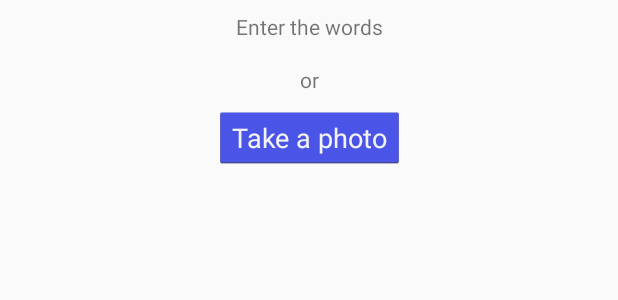
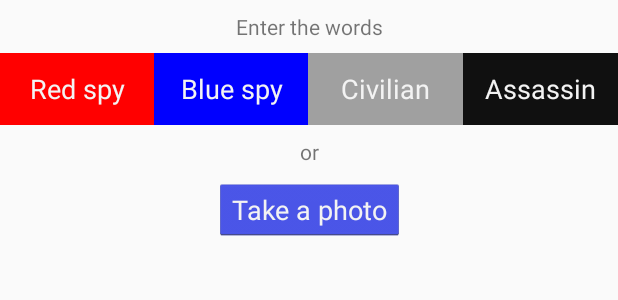
Before and after one commit to HalfVoxel/codenames-android, an Android app: the layout content_main.xml on its own in the app's theme, with its tools: preview values and no code run, on a phone screen of 412 x 824 dp. Shown: the top 300 px of the screen. Run offline under Robolectric (Android 15) with nearby library versions, the phone set to English and light mode, and no system bars.

Commit message:
Allow the user to specify the color of each word

```diff
--- a/app/src/main/java/com/gullesnuffs/codenames/Word.kt
+++ b/app/src/main/java/com/gullesnuffs/codenames/Word.kt
@@ -22,8 +22,8 @@ class Word(var word: String, var type: WordType, var contacted: Boolean){
         return word
     }
 
-    fun getColor(): Int{
-        if(contacted) {
+    fun getColor(gameState : GameState): Int{
+        if(contacted || gameState == GameState.EnterColors) {
             return when (type) {
                 WordType.Red -> Color.RED
                 WordType.Blue -> Color.BLUE
--- a/app/src/main/res/layout/content_main.xml
+++ b/app/src/main/res/layout/content_main.xml
@@ -9,16 +9,14 @@
     tools:showIn="@layout/activity_main">
 
     <TextView
-        android:id="@+id/or"
+        android:id="@+id/instructions"
         android:layout_width="wrap_content"
-        android:layout_height="wrap_content"
-        android:text="or"
+        android:layout_height="19dp"
+        android:text="Enter the words"
         android:layout_marginTop="8dp"
-        app:layout_constraintTop_toBottomOf="@+id/board"
-        app:layout_constraintStart_toStartOf="parent"
-        android:layout_marginStart="8dp"
-        app:layout_constraintEnd_toEndOf="parent"
-        android:layout_marginEnd="8dp" />
+        app:layout_constraintLeft_toLeftOf="parent"
+        app:layout_constraintRight_toRightOf="parent"
+        app:layout_constraintTop_toTopOf="parent" />
 
     <TableLayout
         android:id="@+id/board"
@@ -29,21 +27,64 @@
         android:stretchColumns="*"
         tools:layout_editor_absoluteX="0dp"
         android:layout_marginTop="8dp"
-        app:layout_constraintTop_toBottomOf="@+id/enter_words"
+        app:layout_constraintTop_toBottomOf="@id/instructions"
         app:layout_constraintLeft_toLeftOf="parent"
         app:layout_constraintRight_toRightOf="parent">
     </TableLayout>
 
-    <TextView
-        android:id="@+id/enter_words"
-        android:layout_width="wrap_content"
-        android:layout_height="19dp"
-        android:text="Enter the words"
-        tools:layout_editor_absoluteX="144dp"
-        android:layout_marginTop="8dp"
+    <LinearLayout
+        android:id="@+id/color_picker"
+        android:layout_width="match_parent"
+        android:layout_height="wrap_content"
+        android:orientation="horizontal"
         app:layout_constraintLeft_toLeftOf="parent"
         app:layout_constraintRight_toRightOf="parent"
-        app:layout_constraintTop_toTopOf="parent" />
+        app:layout_constraintTop_toBottomOf="@id/board">
+        <Button
+            android:id="@+id/place_red_spy_button"
+            android:layout_width="0dp"
+            android:layout_height="wrap_content"
+            android:layout_weight="1"
+            android:background="#FF0000"
+            android:text="Red spy">
+        </Button>
+        <Button
+            android:id="@+id/place_blue_spy_button"
+            android:layout_width="0dp"
+            android:layout_height="wrap_content"
+            android:layout_weight="1"
+            android:background="#0000FF"
+            android:text="Blue spy">
+        </Button>
+        <Button
+            android:id="@+id/place_civilian_button"
+            android:layout_width="0dp"
+            android:layout_height="wrap_content"
+            android:layout_weight="1"
+            android:background="#A0A0A0"
+            android:text="Civilian">
+        </Button>
+        <Button
+            android:id="@+id/place_assassin_button"
+            android:layout_width="0dp"
+            android:layout_height="wrap_content"
+            android:layout_weight="1"
+            android:background="#101010"
+            android:text="Assassin">
+        </Button>
+    </LinearLayout>
+
+    <TextView
+        android:id="@+id/or"
+        android:layout_width="wrap_content"
+        android:layout_height="wrap_content"
+        android:text="or"
+        android:layout_marginTop="8dp"
+        app:layout_constraintTop_toBottomOf="@id/color_picker"
+        app:layout_constraintStart_toStartOf="parent"
+        android:layout_marginStart="8dp"
+        app:layout_constraintEnd_toEndOf="parent"
+        android:layout_marginEnd="8dp" />
 
     <Button
         android:id="@+id/take_a_photo"
@@ -53,7 +94,7 @@
         app:layout_constraintLeft_toLeftOf="parent"
         app:layout_constraintRight_toRightOf="parent"
         android:layout_marginTop="8dp"
-        app:layout_constraintTop_toBottomOf="@+id/or" />
-    <!--android:background="@drawable/apptheme_btn_default_holo_dark"-->
+        app:layout_constraintTop_toBottomOf="@id/or" />
+
 
 </android.support.constraint.ConstraintLayout>
```
Also changed, not shown: app/src/main/java/com/gullesnuffs/codenames/Board.kt (+10 -1 lines), app/src/main/java/com/gullesnuffs/codenames/MainActivity.kt (+43 -11 lines).
